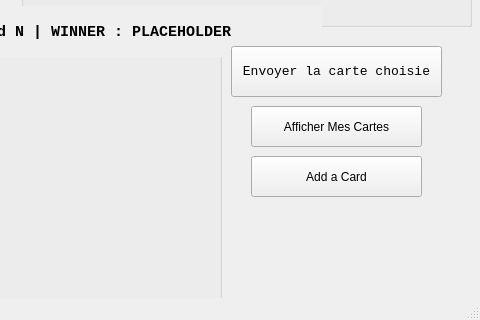
Before: the Qt Designer form Jeu_De_Cartes/Code/Jeu_Cartes-Integration_Reseau/UIs/cartesJeux_ui-Player1.ui in LiamB72/MainProjects, drawn with Qt 5; both pictures show x 229 to 709 and y 264 to 584 of the 709 by 584 pixel window.
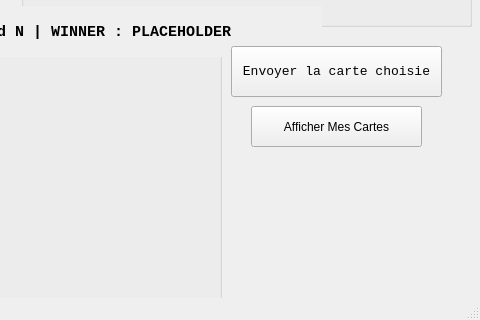
After: the same form once the commit is applied. Icons and pictures are not drawn.

Commit message: Removed Add Card UI Element

```diff
--- a/Jeu_De_Cartes/Code/Jeu_Cartes-Integration_Reseau/UIs/cartesJeux_ui-Player1.ui
+++ b/Jeu_De_Cartes/Code/Jeu_Cartes-Integration_Reseau/UIs/cartesJeux_ui-Player1.ui
@@ -374,19 +374,6 @@
      <string>Afficher Mes Cartes</string>
     </property>
    </widget>
-   <widget class="QPushButton" name="addCard">
-    <property name="geometry">
-     <rect>
-      <x>480</x>
-      <y>420</y>
-      <width>171</width>
-      <height>41</height>
-     </rect>
-    </property>
-    <property name="text">
-     <string>Add a Card</string>
-    </property>
-   </widget>
   </widget>
   <widget class="QStatusBar" name="statusbar"/>
  </widget>
```
The commit also changes 1 other file.
